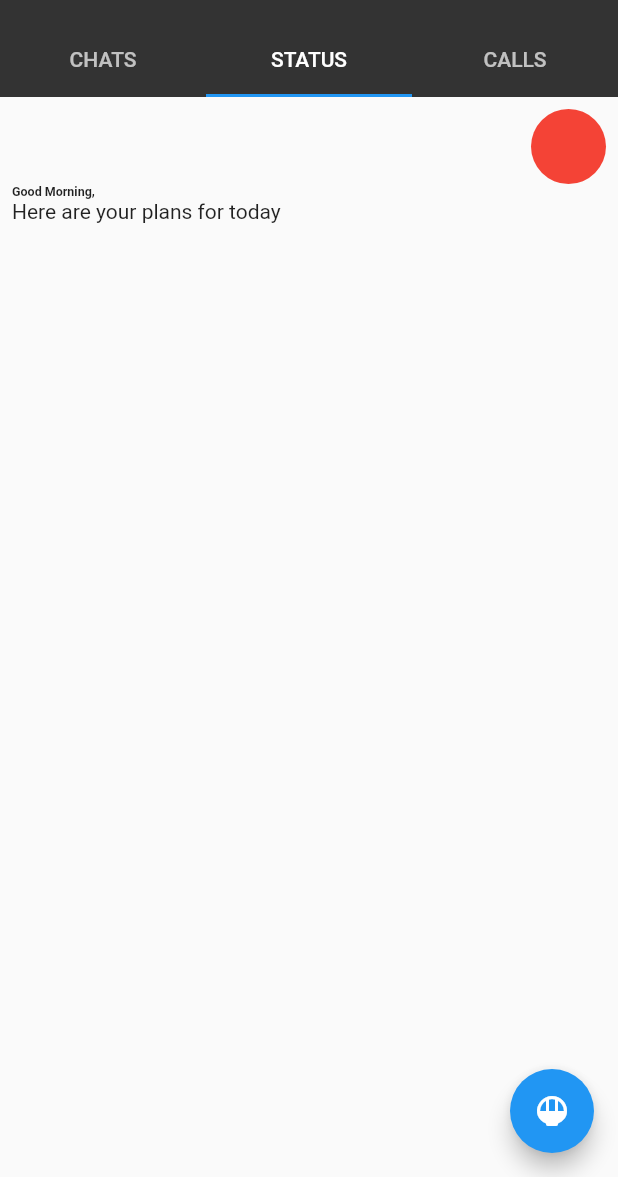
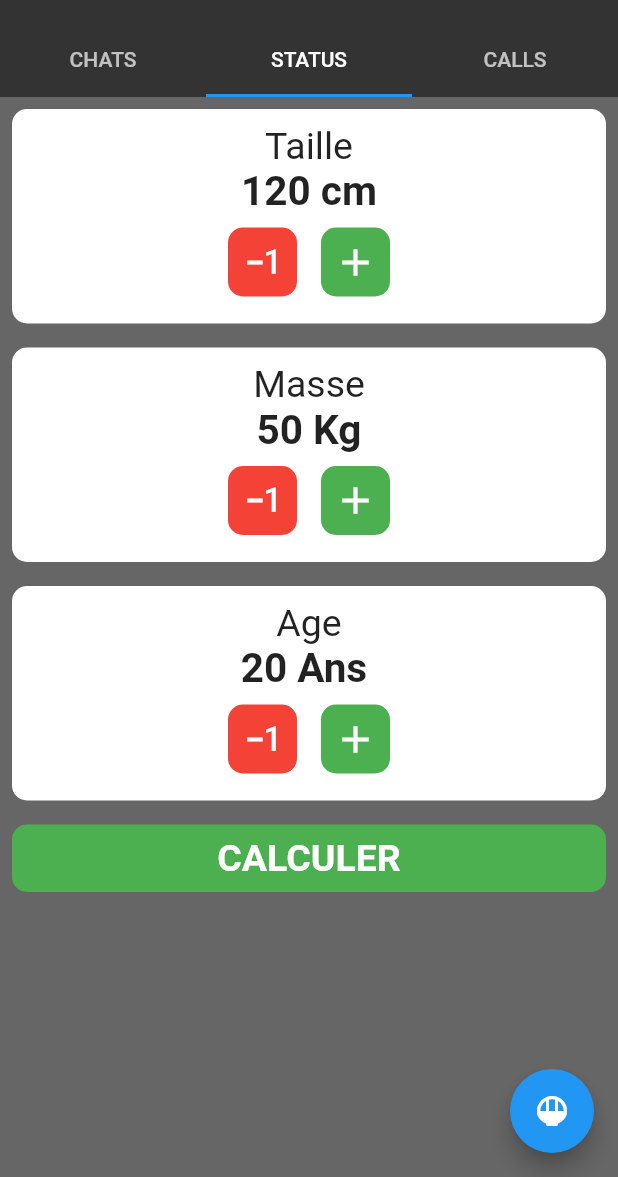
Before and after one commit to loicgeek/formation_flutter, a Flutter app: the screen it shows after launch, tab 2 chosen, on a phone screen of 412 x 824 dp, the part 59-1236 px from its top. Run offline on Flutter 3.47's test engine with Material 2 defaults, Android fonts, the phone set to English and light mode, and no system bars.

Commit message:
Built BMI Calculator

```diff
--- /dev/null
+++ b/lib/src/bmi_calculator.dart
@@ -0,0 +1,330 @@
+import 'package:flutter/material.dart';
+
+class BmiCalculatorPage extends StatefulWidget {
+  const BmiCalculatorPage({Key? key}) : super(key: key);
+
+  @override
+  _BmiCalculatorPageState createState() => _BmiCalculatorPageState();
+}
+
+class _BmiCalculatorPageState extends State<BmiCalculatorPage> {
+  late num patientWeight;
+  late num patientHeight;
+  late int patientAge;
+  num?
+      bmiResult; //Le point d'interrogation Indique que bmiResult peut prendre la valeur nulle
+
+  @override
+  void initState() {
+    super.initState();
+    patientHeight = 120;
+    patientWeight = 50;
+    patientAge = 20;
+  }
+
+  @override
+  Widget build(BuildContext context) {
+    return ListView(
+      children: [
+        Padding(
+          padding: const EdgeInsets.all(8.0),
+          child: Container(
+            padding: EdgeInsets.all(10),
+            decoration: BoxDecoration(
+              color: Colors.white,
+              borderRadius: BorderRadius.circular(10),
+            ),
+            child: Column(
+              children: [
+                Text(
+                  "Taille",
+                  style: TextStyle(
+                    fontSize: 25,
+                  ),
+                ),
+                Text(
+                  "$patientHeight cm",
+                  style: TextStyle(
+                    fontSize: 27,
+                    fontWeight: FontWeight.bold,
+                  ),
+                ),
+                Row(
+                  mainAxisAlignment: MainAxisAlignment.center,
+                  children: [
+                    Row(
+                      children: [
+                        GestureDetector(
+                          onTap: () {
+                            patientHeight--;
+                            setState(() {});
+                          },
+                          child: Padding(
+                            padding: const EdgeInsets.all(8.0),
+                            child: Container(
+                              padding: const EdgeInsets.all(8.0),
+                              decoration: BoxDecoration(
+                                color: Colors.red,
+                                borderRadius: BorderRadius.circular(10),
+                              ),
+                              child: Center(
+                                child: Icon(
+                                  Icons.exposure_minus_1,
+                                  color: Colors.white,
+                                  size: 30,
+                                ),
+                              ),
+                            ),
+                          ),
+                        ),
+                        GestureDetector(
+                          onTap: () {
+                            patientHeight = patientHeight + 1;
+                            setState(() {});
+                          },
+                          child: Padding(
+                            padding: const EdgeInsets.all(8.0),
+                            child: Container(
+                              padding: const EdgeInsets.all(8.0),
+                              decoration: BoxDecoration(
+                                color: Colors.green,
+                                borderRadius: BorderRadius.circular(10),
+                              ),
+                              child: Center(
+                                child: Icon(
+                                  Icons.add,
+                                  color: Colors.white,
+                                  size: 30,
+                                ),
+                              ),
+                            ),
+                          ),
+                        )
+                      ],
+                    )
+                  ],
+                )
+              ],
+            ),
+          ),
+        ),
+        Padding(
+          padding: const EdgeInsets.all(8.0),
+          child: Container(
+            padding: EdgeInsets.all(10),
+            decoration: BoxDecoration(
+              color: Colors.white,
+              borderRadius: BorderRadius.circular(10),
+            ),
+            child: Column(
+              children: [
+                Text(
+                  "Masse",
+                  style: TextStyle(
+                    fontSize: 25,
+                  ),
+                ),
+                Text(
+                  "$patientWeight Kg",
+                  style: TextStyle(
+                    fontSize: 27,
+                    fontWeight: FontWeight.bold,
+                  ),
+                ),
+                Row(
+                  mainAxisAlignment: MainAxisAlignment.center,
+                  children: [
+                    Row(
+                      children: [
+                        GestureDetector(
+                          onTap: () {
+                            patientWeight--;
+                            setState(() {});
+                          },
+                          child: Padding(
+                            padding: const EdgeInsets.all(8.0),
+                            child: Container(
+                              padding: const EdgeInsets.all(8.0),
+                              decoration: BoxDecoration(
+                                color: Colors.red,
+                                borderRadius: BorderRadius.circular(10),
+                              ),
+                              child: Center(
+                                child: Icon(
+                                  Icons.exposure_minus_1,
+                                  color: Colors.white,
+                                  size: 30,
+                                ),
+                              ),
+                            ),
+                          ),
+                        ),
+                        GestureDetector(
+                          onTap: () {
+                            patientWeight = patientWeight + 1;
+                            setState(() {});
+                          },
+                          child: Padding(
+                            padding: const EdgeInsets.all(8.0),
+                            child: Container(
+                              padding: const EdgeInsets.all(8.0),
+                              decoration: BoxDecoration(
+                                color: Colors.green,
+                                borderRadius: BorderRadius.circular(10),
+                              ),
+                              child: Center(
+                                child: Icon(
+                                  Icons.add,
+                                  color: Colors.white,
+                                  size: 30,
+                                ),
+                              ),
+                            ),
+                          ),
+                        )
+                      ],
+                    )
+                  ],
+                )
+              ],
+            ),
+          ),
+        ),
+        Padding(
+          padding: const EdgeInsets.all(8.0),
+          child: Container(
+            padding: EdgeInsets.all(10),
+            decoration: BoxDecoration(
+              color: Colors.white,
+              borderRadius: BorderRadius.circular(10),
+            ),
+            child: Column(
+              children: [
+                Text(
+                  "Age",
+                  style: TextStyle(
+                    fontSize: 25,
+                  ),
+                ),
+                Text(
+                  "$patientAge Ans ",
+                  style: TextStyle(
+                    fontSize: 27,
+                    fontWeight: FontWeight.bold,
+                  ),
+                ),
+                Row(
+                  mainAxisAlignment: MainAxisAlignment.center,
+                  children: [
+                    Row(
+                      children: [
+                        GestureDetector(
+                          onTap: () {
+                            patientAge--;
+                            setState(() {});
+                          },
+                          child: Padding(
+                            padding: const EdgeInsets.all(8.0),
+                            child: Container(
+                              padding: const EdgeInsets.all(8.0),
+                              decoration: BoxDecoration(
+                                color: Colors.red,
+                                borderRadius: BorderRadius.circular(10),
+                              ),
+                              child: Center(
+                                child: Icon(
+                                  Icons.exposure_minus_1,
+                                  color: Colors.white,
+                                  size: 30,
+                                ),
+                              ),
+                            ),
+                          ),
+                        ),
+                        GestureDetector(
+                          onTap: () {
+                            patientAge++;
+                            setState(() {});
+                          },
+                          child: Padding(
+                            padding: const EdgeInsets.all(8.0),
+                            child: Container(
+                              padding: const EdgeInsets.all(8.0),
+                              decoration: BoxDecoration(
+                                color: Colors.green,
+                                borderRadius: BorderRadius.circular(10),
+                              ),
+                              child: Center(
+                                child: Icon(
+                                  Icons.add,
+                                  color: Colors.white,
+                                  size: 30,
+                                ),
+                              ),
+                            ),
+                          ),
+                        )
+                      ],
+                    )
+                  ],
+                )
+              ],
+            ),
+          ),
+        ),
+        if (bmiResult != null) ...[
+          Padding(
+            padding: const EdgeInsets.all(8.0),
+            child: Container(
+              decoration: BoxDecoration(
+                color: Colors.white,
+                borderRadius: BorderRadius.circular(10),
+              ),
+              child: Padding(
+                padding: const EdgeInsets.all(8.0),
+                child: Center(
+                  child: Text(
+                    "Votre BMI est de : $bmiResult",
+                    style: TextStyle(
+                      fontSize: 25,
+                      fontWeight: FontWeight.bold,
+                      color: Colors.red,
+                    ),
+                    textAlign: TextAlign.center,
+                  ),
+                ),
+              ),
+            ),
+          ),
+        ],
+        GestureDetector(
+          onTap: () {
+            bmiResult = (patientWeight / patientHeight / patientHeight) * 10000;
+            bmiResult = double.parse(bmiResult!.toStringAsFixed(2));
+            setState(() {});
+          },
+          child: Padding(
+            padding: const EdgeInsets.all(8.0),
+            child: Container(
+              padding: const EdgeInsets.all(8.0),
+              decoration: BoxDecoration(
+                color: Colors.green,
+                borderRadius: BorderRadius.circular(10),
+              ),
+              child: Center(
+                child: Text(
+                  "CALCULER",
+                  style: TextStyle(
+                    fontWeight: FontWeight.bold,
+                    fontSize: 25,
+                    color: Colors.white,
+                  ),
+                ),
+              ),
+            ),
+          ),
+        ),
+      ],
+    );
+  }
+}
--- a/lib/src/home_page.dart
+++ b/lib/src/home_page.dart
@@ -1,6 +1,7 @@
 import 'dart:ui';
 
 import 'package:demo_app/src/animated_todo.dart';
+import 'package:demo_app/src/bmi_calculator.dart';
 import 'package:demo_app/src/call_history.dart';
 import 'package:demo_app/src/whatsapp.dart';
 import 'package:demo_app/src/widgets/conversations_list.dart';
@@ -54,7 +55,8 @@ class _HomePageState extends State<HomePage>
         controller: _tabController,
         children: [
           ConversationsList(),
-          AnimatedTodo(),
+          BmiCalculatorPage(),
+          //AnimatedTodo(),
           CallHistory(),
         ],
       ),
```
Also changed, not shown: lib/src/widgets/conversation_item.dart (+39 -26 lines), lib/src/widgets/conversations_list.dart (+22 -66 lines).
